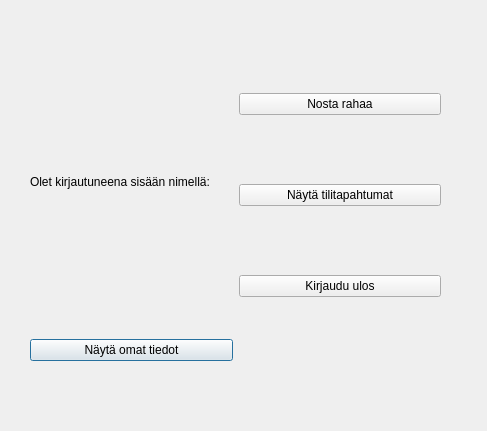
Old version of the form pankkiprojekti/account_view.ui in the repository banksimul2022/group12.
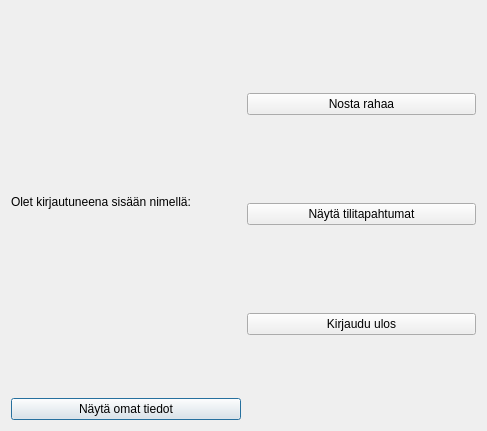
New version of the form.

What changed in the file:
```diff
--- a/pankkiprojekti/account_view.ui
+++ b/pankkiprojekti/account_view.ui
@@ -13,15 +13,8 @@
   <property name="windowTitle">
    <string>Dialog</string>
   </property>
-  <widget class="QWidget" name="horizontalLayoutWidget">
-   <property name="geometry">
-    <rect>
-     <x>30</x>
-     <y>30</y>
-     <width>411</width>
-     <height>331</height>
-    </rect>
-   </property>
+  <layout class="QHBoxLayout" name="horizontalLayout_2">
+   <item>
    <layout class="QHBoxLayout" name="horizontalLayout">
     <item>
      <layout class="QVBoxLayout" name="verticalLayout">
@@ -67,7 +60,8 @@
      </layout>
     </item>
    </layout>
-  </widget>
+   </item>
+  </layout>
  </widget>
  <resources/>
  <connections/>
```
Lines whose indentation alone changed are shown as unchanged.
